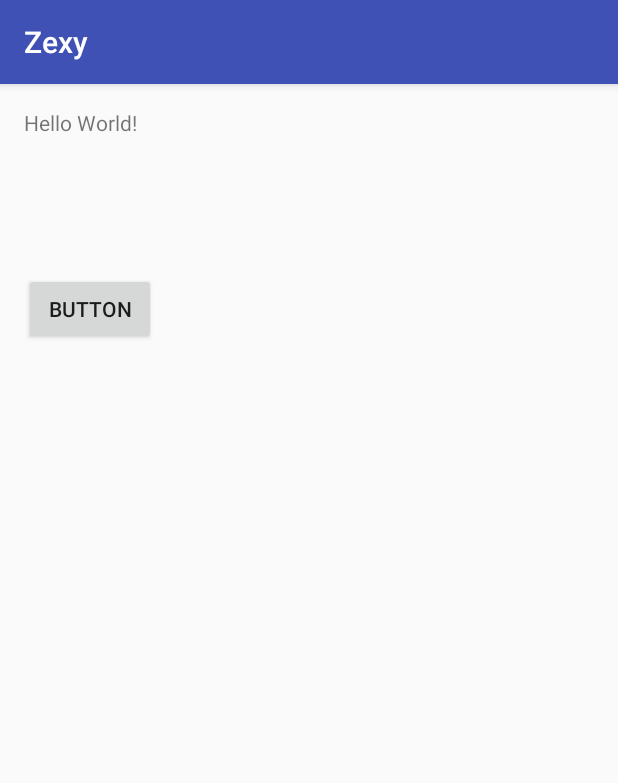
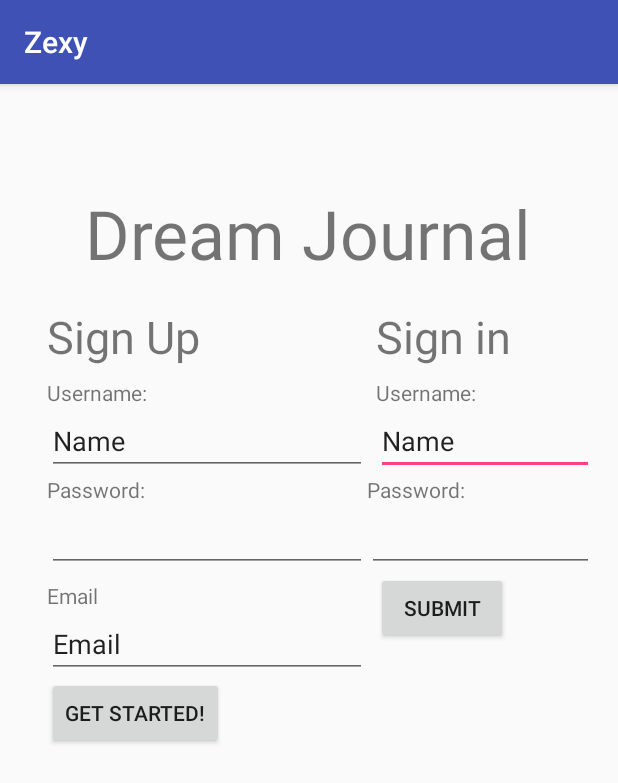
Before and after one commit to zexywarrior/dchack2016, an Android app: the screen it shows after launch (MainActivity before the commit, login after it), after a tap on "BUTTON", on a phone screen of 412 x 824 dp. Shown: the top 783 px of the screen. Run offline under Robolectric (Android 15) with nearby library versions, the phone set to English and light mode, and no system bars.

Commit message:
added login page

```diff
--- a/Zexy/app/build.gradle
+++ b/Zexy/app/build.gradle
@@ -25,5 +25,6 @@ dependencies {
         exclude group: 'com.android.support', module: 'support-annotations'
     })
     compile 'com.android.support:appcompat-v7:25.0.0'
+    compile 'com.android.support:design:25.0.0'
     testCompile 'junit:junit:4.12'
 }
--- a/Zexy/app/src/main/AndroidManifest.xml
+++ b/Zexy/app/src/main/AndroidManifest.xml
@@ -1,6 +1,11 @@
 <?xml version="1.0" encoding="utf-8"?>
 <manifest xmlns:android="http://schemas.android.com/apk/res/android"
     package="com.example.elliscrawford.zexy">
+
+    <!-- To auto-complete the email text field in the login form with the user's emails -->
+    <uses-permission android:name="android.permission.GET_ACCOUNTS" />
+    <uses-permission android:name="android.permission.READ_PROFILE" />
+    <uses-permission android:name="android.permission.READ_CONTACTS" />
 
     <application
         android:allowBackup="true"
@@ -15,6 +20,7 @@
                 <category android:name="android.intent.category.LAUNCHER" />
             </intent-filter>
         </activity>
+        <activity android:name=".login"></activity>
     </application>
 
 </manifest>
--- a/Zexy/app/src/main/java/com/example/elliscrawford/zexy/MainActivity.java
+++ b/Zexy/app/src/main/java/com/example/elliscrawford/zexy/MainActivity.java
@@ -1,9 +1,9 @@
 package com.example.elliscrawford.zexy;
 
+import android.content.Intent;
+import android.os.Bundle;
 import android.support.v7.app.AppCompatActivity;
-import android.os.Bundle;
 import android.view.View;
-import android.widget.Toast;
 
 public class MainActivity extends AppCompatActivity {
 
@@ -13,7 +13,10 @@ public class MainActivity extends AppCompatActivity {
         setContentView(R.layout.activity_main);
     }
 
-    public void buttonPressed(View view) {
-        Toast.makeText(MainActivity.this,"button was pressed", Toast.LENGTH_SHORT);
+    public void login(View view) {
+        // ActivityOne.java
+            Intent i = new Intent(MainActivity.this, login.class);
+            startActivity(i); // brings up the second activity
+
     }
 }
--- /dev/null
+++ b/Zexy/app/src/main/java/com/example/elliscrawford/zexy/login.java
@@ -0,0 +1,13 @@
+package com.example.elliscrawford.zexy;
+
+import android.support.v7.app.AppCompatActivity;
+import android.os.Bundle;
+
+public class login extends AppCompatActivity {
+
+    @Override
+    protected void onCreate(Bundle savedInstanceState) {
+        super.onCreate(savedInstanceState);
+        setContentView(R.layout.activity_login);
+    }
+}
--- /dev/null
+++ b/Zexy/app/src/main/res/layout/activity_login.xml
@@ -0,0 +1,155 @@
+<?xml version="1.0" encoding="utf-8"?>
+<RelativeLayout xmlns:android="http://schemas.android.com/apk/res/android"
+    xmlns:tools="http://schemas.android.com/tools"
+    android:id="@+id/activity_login"
+    android:layout_width="match_parent"
+    android:layout_height="match_parent"
+    android:paddingBottom="@dimen/activity_vertical_margin"
+    android:paddingLeft="@dimen/activity_horizontal_margin"
+    android:paddingRight="@dimen/activity_horizontal_margin"
+    android:paddingTop="@dimen/activity_vertical_margin"
+    tools:context="com.example.elliscrawford.zexy.login">
+
+    <TextView
+        android:text="Sign in"
+        android:textSize="30sp"
+        android:layout_width="wrap_content"
+        android:layout_height="wrap_content"
+        android:layout_marginEnd="55dp"
+        android:id="@+id/Signin"
+        android:layout_alignBaseline="@+id/signup"
+        android:layout_alignBottom="@+id/signup"
+        android:layout_alignParentEnd="true" />
+
+    <EditText
+        android:layout_width="wrap_content"
+        android:layout_height="wrap_content"
+        android:inputType="textPersonName"
+        android:text="Name"
+        android:ems="10"
+        android:layout_below="@+id/textView6"
+        android:layout_alignParentEnd="true"
+        android:id="@+id/editText6"
+        android:layout_alignStart="@+id/textView6" />
+
+    <EditText
+        android:layout_width="wrap_content"
+        android:layout_height="wrap_content"
+        android:inputType="textPassword"
+        android:ems="10"
+        android:id="@+id/editText7"
+        android:layout_below="@+id/textView7"
+        android:layout_alignParentEnd="true"
+        android:layout_alignStart="@+id/textView7" />
+
+    <TextView
+        android:text="Dream Journal"
+        android:textSize="45sp"
+        android:layout_width="wrap_content"
+        android:layout_height="wrap_content"
+        android:layout_alignParentTop="true"
+        android:layout_centerHorizontal="true"
+        android:layout_marginTop="53dp"
+        android:id="@+id/Title" />
+
+    <TextView
+        android:text="Sign Up"
+        android:textSize="30sp"
+        android:layout_width="wrap_content"
+        android:layout_height="wrap_content"
+        android:id="@+id/signup"
+        android:layout_marginStart="15dp"
+        android:layout_below="@+id/Title"
+        android:layout_alignParentStart="true"
+        android:layout_marginTop="18dp" />
+
+    <TextView
+        android:text="Username: "
+        android:layout_width="wrap_content"
+        android:layout_height="wrap_content"
+        android:id="@+id/textView2"
+        android:layout_below="@+id/signup"
+        android:layout_alignStart="@+id/signup"
+        android:layout_marginTop="7dp" />
+
+    <EditText
+        android:layout_width="wrap_content"
+        android:layout_height="wrap_content"
+        android:inputType="textPersonName"
+        android:text="Name"
+        android:ems="10"
+        android:id="@+id/editText3"
+        android:layout_below="@+id/textView2"
+        android:layout_alignStart="@+id/textView2" />
+
+    <TextView
+        android:text="Password: "
+        android:layout_width="wrap_content"
+        android:layout_height="wrap_content"
+        android:id="@+id/textView3"
+        android:layout_below="@+id/editText3"
+        android:layout_alignStart="@+id/editText3" />
+
+    <TextView
+        android:text="Password: "
+        android:layout_width="wrap_content"
+        android:layout_height="wrap_content"
+        android:id="@+id/textView7"
+        android:layout_below="@+id/editText6"
+        android:layout_toEndOf="@+id/editText3" />
+
+    <EditText
+        android:layout_width="wrap_content"
+        android:layout_height="wrap_content"
+        android:inputType="textPassword"
+        android:ems="10"
+        android:id="@+id/editText4"
+        android:layout_alignBaseline="@+id/editText7"
+        android:layout_alignBottom="@+id/editText7"
+        android:layout_toStartOf="@+id/editText7" />
+
+    <Button
+        android:text="Submit"
+        android:layout_width="wrap_content"
+        android:layout_height="wrap_content"
+        android:id="@+id/submit"
+        android:layout_below="@+id/editText7"
+        android:layout_alignStart="@+id/editText6" />
+
+    <TextView
+        android:text="Email"
+        android:layout_width="wrap_content"
+        android:layout_height="wrap_content"
+        android:id="@+id/emails"
+        android:layout_below="@+id/editText7"
+        android:layout_alignStart="@+id/editText4"
+        android:layout_marginTop="6dp" />
+
+    <EditText
+        android:layout_width="wrap_content"
+        android:layout_height="wrap_content"
+        android:inputType="textPersonName"
+        android:text="Email"
+        android:ems="10"
+        android:id="@+id/email"
+        android:layout_below="@+id/emails"
+        android:layout_alignStart="@+id/emails" />
+
+    <Button
+        android:text="Get Started!"
+        android:layout_width="wrap_content"
+        android:layout_height="wrap_content"
+        android:id="@+id/getstarted"
+        android:layout_below="@+id/submit"
+        android:layout_alignStart="@+id/email"
+        android:layout_marginTop="22dp" />
+
+    <TextView
+        android:text="Username: "
+        android:layout_width="wrap_content"
+        android:layout_height="wrap_content"
+        android:id="@+id/textView6"
+        android:layout_above="@+id/editText3"
+        android:layout_alignStart="@+id/Signin" />
+
+</RelativeLayout>
--- a/Zexy/app/src/main/res/layout/activity_main.xml
+++ b/Zexy/app/src/main/res/layout/activity_main.xml
@@ -10,17 +10,14 @@
     android:paddingTop="@dimen/activity_vertical_margin"
     tools:context="com.example.elliscrawford.zexy.MainActivity">
 
-    <TextView
-        android:layout_width="wrap_content"
-        android:layout_height="wrap_content"
-        android:text="Hello World!" />
-
     <Button
         android:text="Button"
         android:layout_width="wrap_content"
         android:layout_height="wrap_content"
-        android:layout_below="@+id/textView"
-        android:layout_marginTop="110dp"
         android:id="@+id/button"
-        android:onClick="buttonPressed"/>
+        android:layout_alignParentTop="true"
+        android:layout_alignParentStart="true"
+        android:onClick="login"
+        />
+
 </RelativeLayout>
--- a/Zexy/app/src/main/res/values/strings.xml
+++ b/Zexy/app/src/main/res/values/strings.xml
@@ -1,3 +1,17 @@
 <resources>
     <string name="app_name">Zexy</string>
+    <string name="title_activity_login">Sign in</string>
+
+    <!-- Strings related to login -->
+    <string name="prompt_email">Email</string>
+    <string name="prompt_password">Password (optional)</string>
+    <string name="action_sign_in">Sign in or register</string>
+    <string name="action_sign_in_short">Sign in</string>
+    <string name="error_invalid_email">This email address is invalid</string>
+    <string name="error_invalid_password">This password is too short</string>
+    <string name="error_incorrect_password">This password is incorrect</string>
+    <string name="error_field_required">This field is required</string>
+    <string name="permission_rationale">"Contacts permissions are needed for providing email
+        completions."
+    </string>
 </resources>
```
Also changed, not shown: 1 other file.
